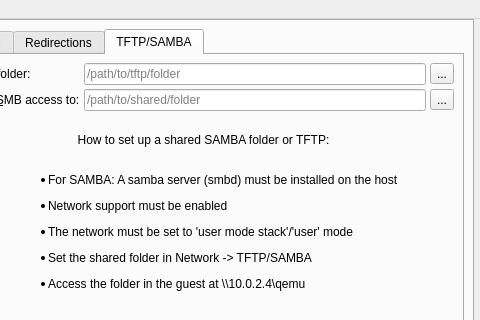
The window that src/Main_Window.ui (tronx2100/aqemu) describes before a commit, drawn with Qt 5; both pictures show x 502 to 982 and y 0 to 320 of the 982 by 669 pixel window.
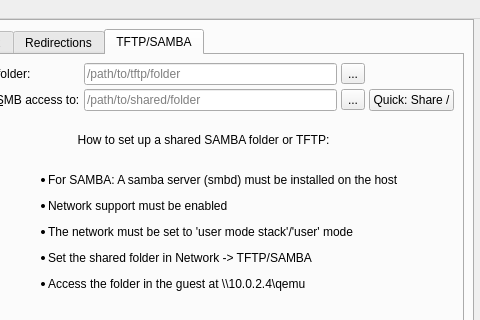
The same window after the commit. The open tabs and pages were chosen to show the change. Icons and pictures are not drawn. Custom widgets are drawn as their Qt base class.

Commit message: Add CPU flags dialog, SMP topology auto-fill with QEMU 9.x validation, SMB quick share, and hyperthreading button

What changed in the file:
```diff
--- a/src/Main_Window.ui
+++ b/src/Main_Window.ui
@@ -2985,6 +2985,13 @@
                     </property>
                    </widget>
                   </item>
+                   <item row="1" column="3">
+                    <widget class="QPushButton" name="PB_SMB_Root">
+                     <property name="text">
+                      <string>Quick: Share /</string>
+                     </property>
+                    </widget>
+                   </item>
                   <item row="0" column="2">
                    <widget class="QToolButton" name="TB_Browse_TFTP">
                     <property name="text">
```
Lines whose indentation alone changed are shown as unchanged. The commit also changes 8 other files.
